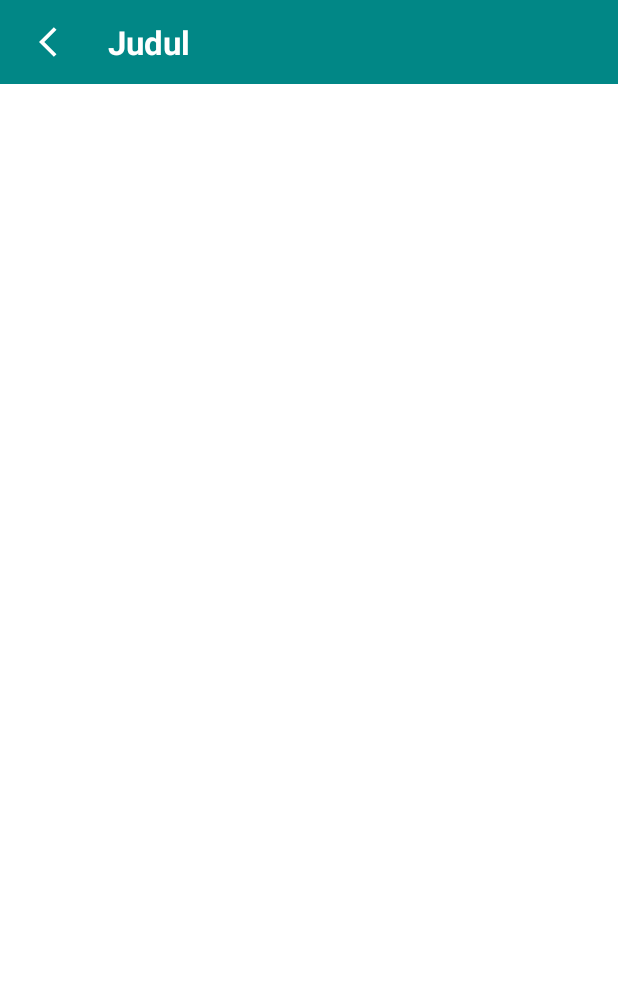
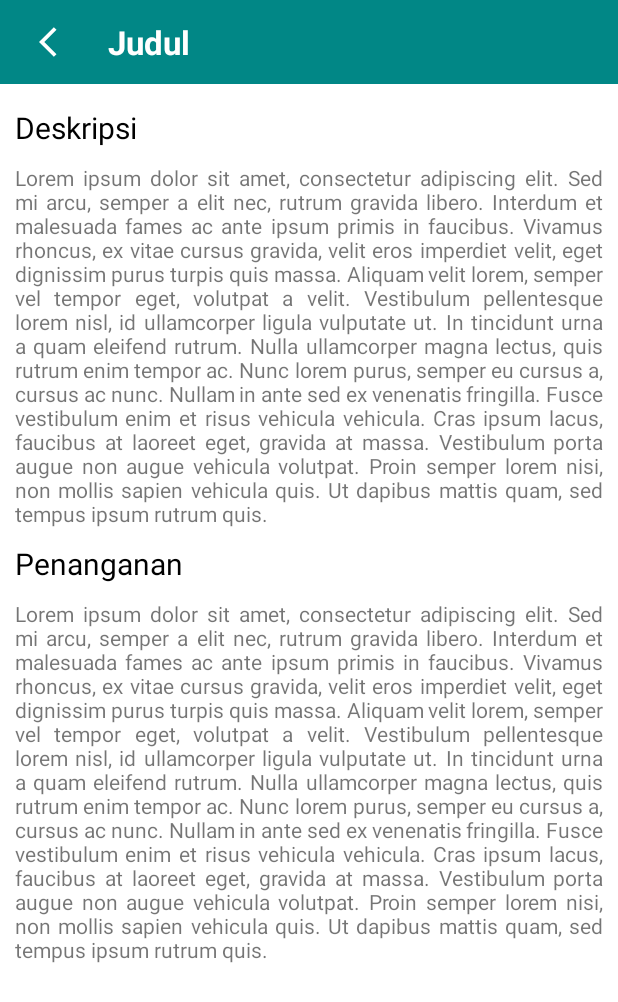
Before and after one commit to extremebozz/MediaPembelajaran, an Android app: the DetailPenyakit screen opened directly, with no data from a screen before it, on a phone screen of 412 x 824 dp. Shown: the top 1002 px of the screen. Run offline under Robolectric (Android 15) with nearby library versions, the phone set to English and light mode, and no system bars.

Commit message:
Update dan perbaikan kode List Penyakit dan Detail Penyakit

```diff
--- a/app/src/main/java/com/extremebozz/skripsi/DetailPenyakit.java
+++ b/app/src/main/java/com/extremebozz/skripsi/DetailPenyakit.java
@@ -1,8 +1,11 @@
 package com.extremebozz.skripsi;
 
 import androidx.appcompat.app.AppCompatActivity;
+import androidx.appcompat.widget.Toolbar;
 
+import android.os.Build;
 import android.os.Bundle;
+import android.view.MenuItem;
 
 public class DetailPenyakit extends AppCompatActivity {
 
@@ -10,5 +13,31 @@ public class DetailPenyakit extends AppCompatActivity {
     protected void onCreate(Bundle savedInstanceState) {
         super.onCreate(savedInstanceState);
         setContentView(R.layout.activity_detail_penyakit);
+
+        setStatusBar();
+    }
+
+
+    private void setStatusBar() {
+        if (Build.VERSION.SDK_INT >= Build.VERSION_CODES.R) {
+            getWindow().setDecorFitsSystemWindows(true);
+        }
+
+        Toolbar toolbar = findViewById(R.id.toolbar);
+
+        setSupportActionBar(toolbar);
+        if (getSupportActionBar() != null) {
+            getSupportActionBar().setDisplayHomeAsUpEnabled(true);
+            getSupportActionBar().setDisplayShowTitleEnabled(false);
+        }
+    }
+
+    @Override
+    public boolean onOptionsItemSelected(MenuItem item) {
+        if (item.getItemId() == android.R.id.home) {
+            onBackPressed();
+            return true;
+        }
+        return super.onOptionsItemSelected(item);
     }
 }
--- a/app/src/main/java/com/extremebozz/skripsi/models/JamurPenyakit.java
+++ b/app/src/main/java/com/extremebozz/skripsi/models/JamurPenyakit.java
@@ -16,7 +16,7 @@ public class JamurPenyakit {
     }
 
     public Integer getID() { return id; }
-    public Integer getIdTanama() { return idTanaman; }
+    public Integer getIdTanaman() { return idTanaman; }
     public String getNama() { return nama; }
     public String getDeskripsi() { return deskripsi; }
     public String getPenanganan() { return penanganan; }
--- a/app/src/main/res/layout/activity_detail_penyakit.xml
+++ b/app/src/main/res/layout/activity_detail_penyakit.xml
@@ -41,4 +41,47 @@
         </androidx.appcompat.widget.Toolbar>
 
     </com.google.android.material.appbar.AppBarLayout>
+
+    <ScrollView
+        android:layout_width="match_parent"
+        android:layout_height="match_parent">
+
+        <LinearLayout
+            android:layout_width="match_parent"
+            android:layout_height="wrap_content"
+            android:orientation="vertical"
+            android:layout_marginHorizontal="10dp"
+            android:layout_marginVertical="5dp">
+
+            <TextView
+                android:layout_width="match_parent"
+                android:layout_height="wrap_content"
+                android:text="Deskripsi"
+                android:layout_marginVertical="10dp"
+                android:textSize="20sp"
+                android:textColor="@color/black"/>
+
+            <TextView
+                android:id="@+id/tDeskripsi"
+                android:layout_width="match_parent"
+                android:layout_height="wrap_content"
+                android:justificationMode="inter_word"
+                android:text="@string/lorem_ipsum" />
+
+            <TextView
+                android:layout_width="match_parent"
+                android:layout_height="wrap_content"
+                android:text="Penanganan"
+                android:layout_marginVertical="10dp"
+                android:textSize="20sp"
+                android:textColor="@color/black"/>
+
+            <TextView
+                android:id="@+id/tPenanganan"
+                android:layout_width="match_parent"
+                android:layout_height="wrap_content"
+                android:justificationMode="inter_word"
+                android:text="@string/lorem_ipsum" />
+        </LinearLayout>
+    </ScrollView>
 </androidx.appcompat.widget.LinearLayoutCompat>
--- a/app/src/main/res/layout/activity_list_penyakit.xml
+++ b/app/src/main/res/layout/activity_list_penyakit.xml
@@ -49,7 +49,7 @@
         android:paddingVertical="5dp">
 
         <androidx.recyclerview.widget.RecyclerView
-            android:id="@+id/rvListJamur"
+            android:id="@+id/rvListPenyakit"
             android:layout_width="match_parent"
             android:layout_height="wrap_content"
             android:layout_marginTop="8dp"
--- a/app/src/main/res/values/strings.xml
+++ b/app/src/main/res/values/strings.xml
@@ -11,4 +11,5 @@
 
     <string name="hello_first_fragment">Hello first fragment</string>
     <string name="hello_second_fragment">Hello second fragment. Arg: %1$s</string>
+    <string name="lorem_ipsum">Lorem ipsum dolor sit amet, consectetur adipiscing elit. Sed mi arcu, semper a elit nec, rutrum gravida libero. Interdum et malesuada fames ac ante ipsum primis in faucibus. Vivamus rhoncus, ex vitae cursus gravida, velit eros imperdiet velit, eget dignissim purus turpis quis massa. Aliquam velit lorem, semper vel tempor eget, volutpat a velit. Vestibulum pellentesque lorem nisl, id ullamcorper ligula vulputate ut. In tincidunt urna a quam eleifend rutrum. Nulla ullamcorper magna lectus, quis rutrum enim tempor ac. Nunc lorem purus, semper eu cursus a, cursus ac nunc. Nullam in ante sed ex venenatis fringilla. Fusce vestibulum enim et risus vehicula vehicula. Cras ipsum lacus, faucibus at laoreet eget, gravida at massa. Vestibulum porta augue non augue vehicula volutpat. Proin semper lorem nisi, non mollis sapien vehicula quis. Ut dapibus mattis quam, sed tempus ipsum rutrum quis.</string>
 </resources>
```
Also changed, not shown: app/src/main/AndroidManifest.xml (+7 -0 lines), app/src/main/java/com/extremebozz/skripsi/DetailJamur.java (+10 -8 lines), app/src/main/java/com/extremebozz/skripsi/ListPenyakit.java (+84 -0 lines), app/src/main/java/com/extremebozz/skripsi/adapter/JamurPenyakitAdapter.java (+76 -1 lines), app/src/main/java/com/extremebozz/skripsi/dataaccess/JamurPenyakitAccess.java (+39 -2 lines), app/src/main/res/layout/list_penyakit_jamur.xml (added, +21 -0 lines).
